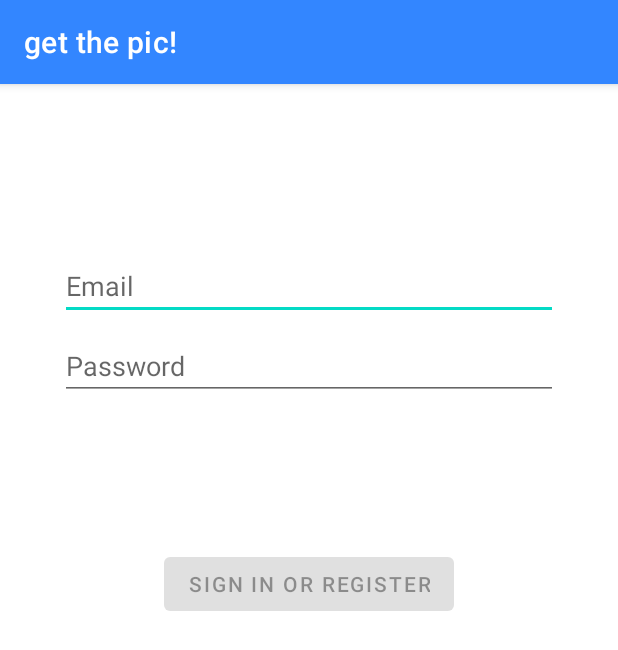
After one commit to LuxeSoft/GetThePic, an Android app: the fragment LoginFragment shown on its own in the app's theme, on a phone screen of 412 x 824 dp. The commit adds this screen. Shown: the top 650 px of the screen. Run offline under Robolectric (Android 15) with nearby library versions, the phone set to English and light mode, and no system bars.

Commit message:
fragment posat

```diff
--- a/app/build.gradle
+++ b/app/build.gradle
@@ -43,6 +43,9 @@ dependencies {
     implementation 'androidx.navigation:navigation-ui:2.4.0'
     implementation 'androidx.preference:preference:1.1.1'
     implementation 'androidx.databinding:databinding-runtime:4.2.2'
+    implementation 'androidx.annotation:annotation:1.2.0'
+    implementation 'androidx.lifecycle:lifecycle-livedata-ktx:2.3.1'
+    implementation 'androidx.lifecycle:lifecycle-viewmodel-ktx:2.3.1'
     testImplementation 'junit:junit:4.13.2'
     androidTestImplementation 'androidx.test.ext:junit:1.1.3'
     androidTestImplementation 'androidx.test.espresso:espresso-core:3.4.0'
--- /dev/null
+++ b/app/src/main/java/com/example/myapplication/data/LoginRepository.java
@@ -0,0 +1,54 @@
+package com.example.myapplication.data;
+
+import com.example.myapplication.data.model.LoggedInUser;
+
+/**
+ * Class that requests authentication and user information from the remote data source and
+ * maintains an in-memory cache of login status and user credentials information.
+ */
+public class LoginRepository {
+
+    private static volatile LoginRepository instance;
+
+    private LoginDataSource dataSource;
+
+    // If user credentials will be cached in local storage, it is recommended it be encrypted
+    // @see https://developer.android.com/training/articles/keystore
+    private LoggedInUser user = null;
+
+    // private constructor : singleton access
+    private LoginRepository(LoginDataSource dataSource) {
+        this.dataSource = dataSource;
+    }
+
+    public static LoginRepository getInstance(LoginDataSource dataSource) {
+        if (instance == null) {
+            instance = new LoginRepository(dataSource);
+        }
+        return instance;
+    }
+
+    public boolean isLoggedIn() {
+        return user != null;
+    }
+
+    public void logout() {
+        user = null;
+        dataSource.logout();
+    }
+
+    private void setLoggedInUser(LoggedInUser user) {
+        this.user = user;
+        // If user credentials will be cached in local storage, it is recommended it be encrypted
+        // @see https://developer.android.com/training/articles/keystore
+    }
+
+    public Result<LoggedInUser> login(String username, String password) {
+        // handle login
+        Result<LoggedInUser> result = dataSource.login(username, password);
+        if (result instanceof Result.Success) {
+            setLoggedInUser(((Result.Success<LoggedInUser>) result).getData());
+        }
+        return result;
+    }
+}
--- /dev/null
+++ b/app/src/main/java/com/example/myapplication/ui/login/LoginFragment.java
@@ -0,0 +1,150 @@
+package com.example.myapplication.ui.login;
+
+import androidx.lifecycle.Observer;
+import androidx.lifecycle.ViewModelProvider;
+import androidx.annotation.NonNull;
+import androidx.annotation.Nullable;
+import androidx.annotation.StringRes;
+import androidx.fragment.app.Fragment;
+
+import android.os.Bundle;
+import android.text.Editable;
+import android.text.TextWatcher;
+import android.view.KeyEvent;
+import android.view.LayoutInflater;
+import android.view.View;
+import android.view.ViewGroup;
+import android.view.inputmethod.EditorInfo;
+import android.widget.Button;
+import android.widget.EditText;
+import android.widget.ProgressBar;
+import android.widget.TextView;
+import android.widget.Toast;
+
+import com.example.myapplication.databinding.FragmentLoginBinding;
+
+import com.example.myapplication.R;
+
+public class LoginFragment extends Fragment {
+
+    private LoginViewModel loginViewModel;
+    private FragmentLoginBinding binding;
+
+    @Nullable
+    @Override
+    public View onCreateView(@NonNull LayoutInflater inflater,
+                             @Nullable ViewGroup container,
+                             @Nullable Bundle savedInstanceState) {
+
+        binding = FragmentLoginBinding.inflate(inflater, container, false);
+        return binding.getRoot();
+
+    }
+
+    @Override
+    public void onViewCreated(@NonNull View view, @Nullable Bundle savedInstanceState) {
+        super.onViewCreated(view, savedInstanceState);
+        loginViewModel = new ViewModelProvider(this, new LoginViewModelFactory())
+                .get(LoginViewModel.class);
+
+        final EditText usernameEditText = binding.username;
+        final EditText passwordEditText = binding.password;
+        final Button loginButton = binding.login;
+        final ProgressBar loadingProgressBar = binding.loading;
+
+        loginViewModel.getLoginFormState().observe(getViewLifecycleOwner(), new Observer<LoginFormState>() {
+            @Override
+            public void onChanged(@Nullable LoginFormState loginFormState) {
+                if (loginFormState == null) {
+                    return;
+                }
+                loginButton.setEnabled(loginFormState.isDataValid());
+                if (loginFormState.getUsernameError() != null) {
+                    usernameEditText.setError(getString(loginFormState.getUsernameError()));
+                }
+                if (loginFormState.getPasswordError() != null) {
+                    passwordEditText.setError(getString(loginFormState.getPasswordError()));
+                }
+            }
+        });
+
+        loginViewModel.getLoginResult().observe(getViewLifecycleOwner(), new Observer<LoginResult>() {
+            @Override
+            public void onChanged(@Nullable LoginResult loginResult) {
+                if (loginResult == null) {
+                    return;
+                }
+                loadingProgressBar.setVisibility(View.GONE);
+                if (loginResult.getError() != null) {
+                    showLoginFailed(loginResult.getError());
+                }
+                if (loginResult.getSuccess() != null) {
+                    updateUiWithUser(loginResult.getSuccess());
+                }
+            }
+        });
+
+        TextWatcher afterTextChangedListener = new TextWatcher() {
+            @Override
+            public void beforeTextChanged(CharSequence s, int start, int count, int after) {
+                // ignore
+            }
+
+            @Override
+            public void onTextChanged(CharSequence s, int start, int before, int count) {
+                // ignore
+            }
+
+            @Override
+            public void afterTextChanged(Editable s) {
+                loginViewModel.loginDataChanged(usernameEditText.getText().toString(),
+                        passwordEditText.getText().toString());
+            }
+        };
+        usernameEditText.addTextChangedListener(afterTextChangedListener);
+        passwordEditText.addTextChangedListener(afterTextChangedListener);
+        passwordEditText.setOnEditorActionListener(new TextView.OnEditorActionListener() {
+
+            @Override
+            public boolean onEditorAction(TextView v, int actionId, KeyEvent event) {
+                if (actionId == EditorInfo.IME_ACTION_DONE) {
+                    loginViewModel.login(usernameEditText.getText().toString(),
+                            passwordEditText.getText().toString());
+                }
+                return false;
+            }
+        });
+
+        loginButton.setOnClickListener(new View.OnClickListener() {
+            @Override
+            public void onClick(View v) {
+                loadingProgressBar.setVisibility(View.VISIBLE);
+                loginViewModel.login(usernameEditText.getText().toString(),
+                        passwordEditText.getText().toString());
+            }
+        });
+    }
+
+    private void updateUiWithUser(LoggedInUserView model) {
+        String welcome = getString(R.string.welcome) + model.getDisplayName();
+        // TODO : initiate successful logged in experience
+        if (getContext() != null && getContext().getApplicationContext() != null) {
+            Toast.makeText(getContext().getApplicationContext(), welcome, Toast.LENGTH_LONG).show();
+        }
+    }
+
+    private void showLoginFailed(@StringRes Integer errorString) {
+        if (getContext() != null && getContext().getApplicationContext() != null) {
+            Toast.makeText(
+                    getContext().getApplicationContext(),
+                    errorString,
+                    Toast.LENGTH_LONG).show();
+        }
+    }
+
+    @Override
+    public void onDestroyView() {
+        super.onDestroyView();
+        binding = null;
+    }
+}
--- /dev/null
+++ b/app/src/main/java/com/example/myapplication/ui/login/LoginViewModel.java
@@ -0,0 +1,70 @@
+package com.example.myapplication.ui.login;
+
+import androidx.lifecycle.LiveData;
+import androidx.lifecycle.MutableLiveData;
+import androidx.lifecycle.ViewModel;
+
+import android.util.Patterns;
+
+import com.example.myapplication.data.LoginRepository;
+import com.example.myapplication.data.Result;
+import com.example.myapplication.data.model.LoggedInUser;
+import com.example.myapplication.R;
+
+public class LoginViewModel extends ViewModel {
+
+    private MutableLiveData<LoginFormState> loginFormState = new MutableLiveData<>();
+    private MutableLiveData<LoginResult> loginResult = new MutableLiveData<>();
+    private LoginRepository loginRepository;
+
+    LoginViewModel(LoginRepository loginRepository) {
+        this.loginRepository = loginRepository;
+    }
+
+    LiveData<LoginFormState> getLoginFormState() {
+        return loginFormState;
+    }
+
+    LiveData<LoginResult> getLoginResult() {
+        return loginResult;
+    }
+
+    public void login(String username, String password) {
+        // can be launched in a separate asynchronous job
+        Result<LoggedInUser> result = loginRepository.login(username, password);
+
+        if (result instanceof Result.Success) {
+            LoggedInUser data = ((Result.Success<LoggedInUser>) result).getData();
+            loginResult.setValue(new LoginResult(new LoggedInUserView(data.getDisplayName())));
+        } else {
+            loginResult.setValue(new LoginResult(R.string.login_failed));
+        }
+    }
+
+    public void loginDataChanged(String username, String password) {
+        if (!isUserNameValid(username)) {
+            loginFormState.setValue(new LoginFormState(R.string.invalid_username, null));
+        } else if (!isPasswordValid(password)) {
+            loginFormState.setValue(new LoginFormState(null, R.string.invalid_password));
+        } else {
+            loginFormState.setValue(new LoginFormState(true));
+        }
+    }
+
+    // A placeholder username validation check
+    private boolean isUserNameValid(String username) {
+        if (username == null) {
+            return false;
+        }
+        if (username.contains("@")) {
+            return Patterns.EMAIL_ADDRESS.matcher(username).matches();
+        } else {
+            return !username.trim().isEmpty();
+        }
+    }
+
+    // A placeholder password validation check
+    private boolean isPasswordValid(String password) {
+        return password != null && password.trim().length() > 5;
+    }
+}
--- /dev/null
+++ b/app/src/main/java/com/example/myapplication/ui/login/LoginViewModelFactory.java
@@ -0,0 +1,26 @@
+package com.example.myapplication.ui.login;
+
+import androidx.lifecycle.ViewModel;
+import androidx.lifecycle.ViewModelProvider;
+import androidx.annotation.NonNull;
+
+import com.example.myapplication.data.LoginDataSource;
+import com.example.myapplication.data.LoginRepository;
+
+/**
+ * ViewModel provider factory to instantiate LoginViewModel.
+ * Required given LoginViewModel has a non-empty constructor
+ */
+public class LoginViewModelFactory implements ViewModelProvider.Factory {
+
+    @NonNull
+    @Override
+    @SuppressWarnings("unchecked")
+    public <T extends ViewModel> T create(@NonNull Class<T> modelClass) {
+        if (modelClass.isAssignableFrom(LoginViewModel.class)) {
+            return (T) new LoginViewModel(LoginRepository.getInstance(new LoginDataSource()));
+        } else {
+            throw new IllegalArgumentException("Unknown ViewModel class");
+        }
+    }
+}
--- /dev/null
+++ b/app/src/main/res/layout/fragment_login.xml
@@ -0,0 +1,76 @@
+<?xml version="1.0" encoding="utf-8"?>
+<androidx.constraintlayout.widget.ConstraintLayout xmlns:android="http://schemas.android.com/apk/res/android"
+    xmlns:app="http://schemas.android.com/apk/res-auto"
+    xmlns:tools="http://schemas.android.com/tools"
+    android:id="@+id/container"
+    android:layout_width="match_parent"
+    android:layout_height="match_parent"
+    android:paddingLeft="@dimen/fragment_horizontal_margin"
+    android:paddingTop="@dimen/fragment_vertical_margin"
+    android:paddingRight="@dimen/fragment_horizontal_margin"
+    android:paddingBottom="@dimen/fragment_vertical_margin"
+    tools:context=".ui.login.LoginFragment">
+
+    <EditText
+        android:id="@+id/username"
+        android:layout_width="0dp"
+        android:layout_height="wrap_content"
+        android:layout_marginStart="24dp"
+        android:layout_marginTop="96dp"
+        android:layout_marginEnd="24dp"
+        android:hint="@string/prompt_email"
+        android:inputType="textEmailAddress"
+        android:selectAllOnFocus="true"
+        app:layout_constraintEnd_toEndOf="parent"
+        app:layout_constraintStart_toStartOf="parent"
+        app:layout_constraintTop_toTopOf="parent" />
+
+    <EditText
+        android:id="@+id/password"
+        android:layout_width="0dp"
+        android:layout_height="wrap_content"
+        android:layout_marginStart="24dp"
+        android:layout_marginTop="8dp"
+        android:layout_marginEnd="24dp"
+        android:hint="@string/prompt_password"
+        android:imeActionLabel="@string/action_sign_in_short"
+        android:imeOptions="actionDone"
+        android:inputType="textPassword"
+        android:selectAllOnFocus="true"
+        app:layout_constraintEnd_toEndOf="parent"
+        app:layout_constraintStart_toStartOf="parent"
+        app:layout_constraintTop_toBottomOf="@+id/username" />
+
+    <Button
+        android:id="@+id/login"
+        android:layout_width="wrap_content"
+        android:layout_height="wrap_content"
+        android:layout_gravity="start"
+        android:layout_marginStart="48dp"
+        android:layout_marginTop="16dp"
+        android:layout_marginEnd="48dp"
+        android:layout_marginBottom="64dp"
+        android:enabled="false"
+        android:text="@string/action_sign_in"
+        app:layout_constraintBottom_toBottomOf="parent"
+        app:layout_constraintEnd_toEndOf="parent"
+        app:layout_constraintStart_toStartOf="parent"
+        app:layout_constraintTop_toBottomOf="@+id/password"
+        app:layout_constraintVertical_bias="0.2" />
+
+    <ProgressBar
+        android:id="@+id/loading"
+        android:layout_width="wrap_content"
+        android:layout_height="wrap_content"
+        android:layout_gravity="center"
+        android:layout_marginStart="32dp"
+        android:layout_marginTop="64dp"
+        android:layout_marginEnd="32dp"
+        android:layout_marginBottom="64dp"
+        android:visibility="gone"
+        app:layout_constraintBottom_toBottomOf="parent"
+        app:layout_constraintEnd_toEndOf="@+id/password"
+        app:layout_constraintStart_toStartOf="@+id/password"
+        app:layout_constraintTop_toTopOf="parent"
+        app:layout_constraintVertical_bias="0.3" />
+</androidx.constraintlayout.widget.ConstraintLayout>
--- a/app/src/main/res/values/dimens.xml
+++ b/app/src/main/res/values/dimens.xml
@@ -1,3 +1,6 @@
 <resources>
     <dimen name="fab_margin">16dp</dimen>
+    <!-- Default screen margins, per the Android Design guidelines. -->
+    <dimen name="fragment_horizontal_margin">16dp</dimen>
+    <dimen name="fragment_vertical_margin">16dp</dimen>
 </resources>
--- a/app/src/main/res/values/strings.xml
+++ b/app/src/main/res/values/strings.xml
@@ -8,4 +8,13 @@
     <string name="title_activity_ajustes" translatable="false">ajustes</string>
     <string name="hello_first_fragment" translatable="false">Hello first fragment</string>
     <string name="hello_second_fragment" translatable="false">Hello second fragment. Arg: %1$s</string>
+    <!-- Strings related to login -->
+    <string name="prompt_email">Email</string>
+    <string name="prompt_password">Password</string>
+    <string name="action_sign_in">Sign in or register</string>
+    <string name="action_sign_in_short">Sign in</string>
+    <string name="welcome">"Welcome!"</string>
+    <string name="invalid_username">Not a valid username</string>
+    <string name="invalid_password">Password must be >5 characters</string>
+    <string name="login_failed">"Login failed"</string>
 </resources>
```
Also changed, not shown: app/src/main/java/com/example/myapplication/data/LoginDataSource.java (added, +29 -0 lines), app/src/main/java/com/example/myapplication/data/Result.java (added, +48 -0 lines), app/src/main/java/com/example/myapplication/data/model/LoggedInUser.java (added, +23 -0 lines), app/src/main/java/com/example/myapplication/ui/login/LoggedInUserView.java (added, +17 -0 lines), app/src/main/java/com/example/myapplication/ui/login/LoginFormState.java (added, +40 -0 lines), app/src/main/java/com/example/myapplication/ui/login/LoginResult.java (added, +31 -0 lines).
